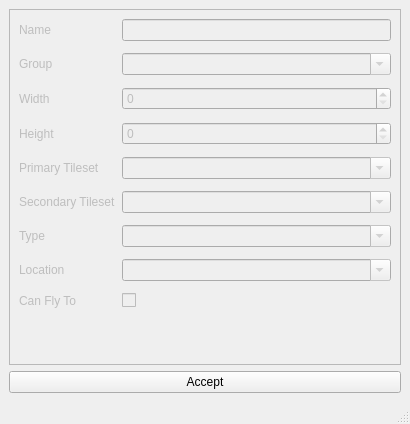
This is forms/newmappopup.ui in huderlem/porymap as Qt 5 draws it before an edit. The edited form follows.
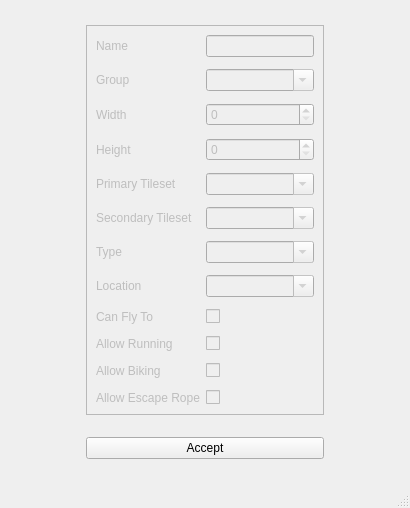
This is the edited form. Custom widgets are drawn as their Qt base class.

The edit to the form file:
```diff
--- a/forms/newmappopup.ui
+++ b/forms/newmappopup.ui
@@ -7,7 +7,7 @@
     <x>0</x>
     <y>0</y>
     <width>410</width>
-    <height>424</height>
+    <height>508</height>
    </rect>
   </property>
   <property name="windowTitle">
@@ -33,9 +33,26 @@
        <enum>QFrame::Raised</enum>
       </property>
       <layout class="QFormLayout" name="formLayout_2">
+       <property name="sizeConstraint">
+        <enum>QLayout::SetFixedSize</enum>
+       </property>
        <property name="verticalSpacing">
         <number>12</number>
        </property>
+       <item row="0" column="0">
+        <widget class="QLabel" name="label_newMap_Name">
+         <property name="text">
+          <string>Name</string>
+         </property>
+        </widget>
+       </item>
+       <item row="0" column="1">
+        <widget class="QLineEdit" name="lineEdit_NewMap_Name">
+         <property name="toolTip">
+          <string>&lt;html&gt;&lt;head/&gt;&lt;body&gt;&lt;p&gt;The name of the new map. If the name is invalid (red), it will be replaced with the default name of a new map.&lt;/p&gt;&lt;/body&gt;&lt;/html&gt;</string>
+         </property>
+        </widget>
+       </item>
        <item row="1" column="0">
         <widget class="QLabel" name="label_NewMap_Group">
          <property name="text">
@@ -172,17 +189,45 @@
          </property>
         </widget>
        </item>
-       <item row="0" column="0">
-        <widget class="QLabel" name="label_newMap_Name">
+       <item row="9" column="0">
+        <widget class="QLabel" name="label_NewMap_Allow_Running">
          <property name="text">
-          <string>Name</string>
+          <string>Allow Running</string>
          </property>
         </widget>
        </item>
-       <item row="0" column="1">
-        <widget class="QLineEdit" name="lineEdit_NewMap_Name">
-         <property name="toolTip">
-          <string>&lt;html&gt;&lt;head/&gt;&lt;body&gt;&lt;p&gt;The name of the new map. If the name is invalid (red), it will be replaced with the default name of a new map.&lt;/p&gt;&lt;/body&gt;&lt;/html&gt;</string>
+       <item row="10" column="0">
+        <widget class="QLabel" name="label_NewMap_Allow_Biking">
+         <property name="text">
+          <string>Allow Biking</string>
+         </property>
+        </widget>
+       </item>
+       <item row="11" column="0">
+        <widget class="QLabel" name="label_NewMap_Allow_Escape_Rope">
+         <property name="text">
+          <string>Allow Escape Rope</string>
+         </property>
+        </widget>
+       </item>
+       <item row="9" column="1">
+        <widget class="QCheckBox" name="checkBox_NewMap_Allow_Running">
+         <property name="text">
+          <string/>
+         </property>
+        </widget>
+       </item>
+       <item row="10" column="1">
+        <widget class="QCheckBox" name="checkBox_NewMap_Allow_Biking">
+         <property name="text">
+          <string/>
+         </property>
+        </widget>
+       </item>
+       <item row="11" column="1">
+        <widget class="QCheckBox" name="checkBox_NewMap_Allow_Escape_Rope">
+         <property name="text">
+          <string/>
          </property>
         </widget>
        </item>
```
